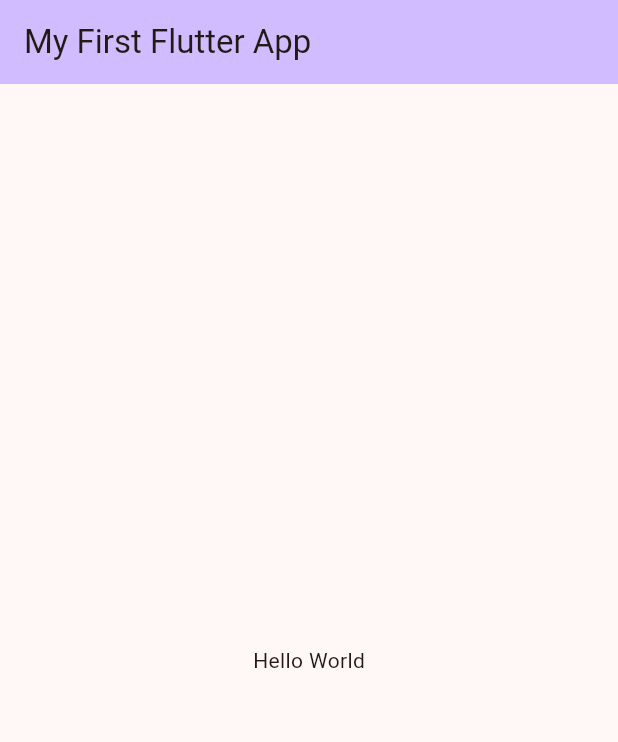
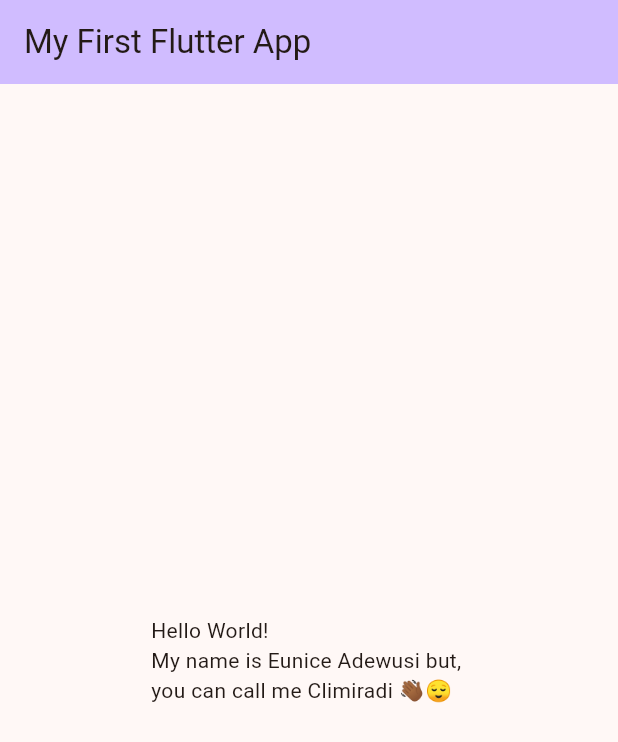
Before and after one commit to eadewusic/Flutter-Projects, a Flutter app: the screen it shows after launch, on a phone screen of 412 x 824 dp. Shown: the top 742 px of the screen. Run offline on Flutter 3.47's test engine with Material 3 defaults, Android fonts, the phone set to English and light mode, and no system bars.

Commit message:
display information about myself

```diff
--- a/first_flutter_project/lib/main.dart
+++ b/first_flutter_project/lib/main.dart
@@ -23,7 +23,8 @@
           title: const Text('My First Flutter App'),
         ),
         body: const Center(
-          child: Text('Hello World'),
+          child: Text(
+              'Hello World! \nMy name is Eunice Adewusi but, \nyou can call me Climiradi 👋🏾😌'),
         ),
       ),
     );
```
